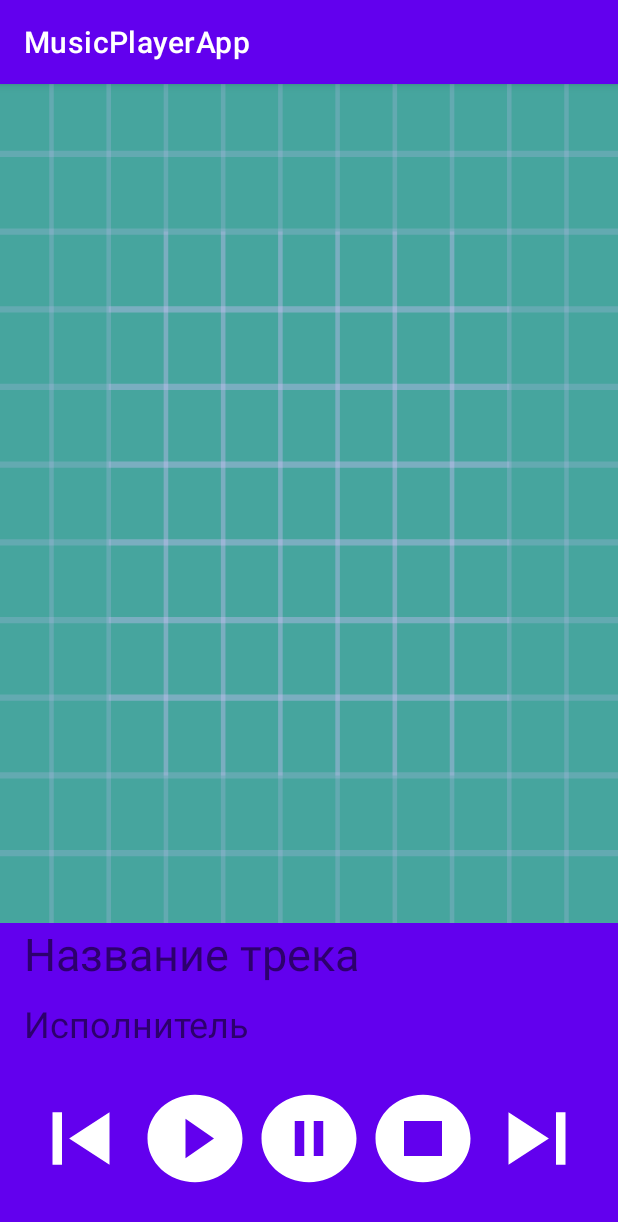
After one commit to NickCherepashkin/rs.android_MusicPlayer, an Android app: the fragment FragmentPlayOneTrack shown on its own in the app's theme, on a phone screen of 412 x 824 dp. The commit adds this screen. Shown: the top 1222 px of the screen. Run offline under Robolectric (Android 15) with nearby library versions, the phone set to English and light mode, and no system bars.

Commit message:
add play_one_track_fragment

```diff
--- a/app/build.gradle
+++ b/app/build.gradle
@@ -29,6 +29,10 @@ android {
     kotlinOptions {
         jvmTarget = '1.8'
     }
+
+    viewBinding {
+        enabled = true
+    }
 }
 
 dependencies {
@@ -37,6 +41,7 @@ dependencies {
     implementation 'androidx.appcompat:appcompat:1.3.1'
     implementation 'com.google.android.material:material:1.4.0'
     implementation 'androidx.constraintlayout:constraintlayout:2.1.1'
+    implementation 'androidx.legacy:legacy-support-v4:1.0.0'
     testImplementation 'junit:junit:4.+'
     androidTestImplementation 'androidx.test.ext:junit:1.1.3'
     androidTestImplementation 'androidx.test.espresso:espresso-core:3.4.0'
--- a/app/src/main/java/com/drozdova/musicplayerapp/MainActivity.kt
+++ b/app/src/main/java/com/drozdova/musicplayerapp/MainActivity.kt
@@ -2,10 +2,27 @@ package com.drozdova.musicplayerapp
 
 import androidx.appcompat.app.AppCompatActivity
 import android.os.Bundle
+import android.view.View
+import androidx.fragment.app.FragmentManager
+import com.drozdova.musicplayerapp.databinding.ActivityMainBinding
+import com.drozdova.musicplayerapp.view.FragmentPlayOneTrack
 
 class MainActivity : AppCompatActivity() {
+
+    private lateinit var binding : ActivityMainBinding
+
     override fun onCreate(savedInstanceState: Bundle?) {
         super.onCreate(savedInstanceState)
-        setContentView(R.layout.activity_main)
+
+        binding = ActivityMainBinding.inflate(layoutInflater)
+        val view = binding.root
+        setContentView(view)
+        startFragment()
+    }
+
+    private fun startFragment() {
+        supportFragmentManager.beginTransaction()
+            .replace(R.id.fragment_container, FragmentPlayOneTrack())
+            .commit()
     }
 }
--- /dev/null
+++ b/app/src/main/java/com/drozdova/musicplayerapp/view/FragmentPlayOneTrack.kt
@@ -0,0 +1,24 @@
+package com.drozdova.musicplayerapp.view
+
+import android.os.Bundle
+import androidx.fragment.app.Fragment
+import android.view.LayoutInflater
+import android.view.View
+import android.view.ViewGroup
+import com.drozdova.musicplayerapp.R
+
+class FragmentPlayOneTrack : Fragment() {
+    // TODO: Rename and change types of parameters
+
+    override fun onCreate(savedInstanceState: Bundle?) {
+        super.onCreate(savedInstanceState)
+    }
+
+    override fun onCreateView(
+        inflater: LayoutInflater, container: ViewGroup?,
+        savedInstanceState: Bundle?
+    ): View? {
+
+        return inflater.inflate(R.layout.fragment_play_one_track, container, false)
+    }
+}
--- /dev/null
+++ b/app/src/main/res/drawable/ic_baseline_pause_circle_24.xml
@@ -0,0 +1,5 @@
+<vector android:height="24dp" android:tint="#FFFFFF"
+    android:viewportHeight="24" android:viewportWidth="24"
+    android:width="24dp" xmlns:android="http://schemas.android.com/apk/res/android">
+    <path android:fillColor="@android:color/white" android:pathData="M12,2C6.48,2 2,6.48 2,12s4.48,10 10,10s10,-4.48 10,-10S17.52,2 12,2zM11,16H9V8h2V16zM15,16h-2V8h2V16z"/>
+</vector>
--- /dev/null
+++ b/app/src/main/res/drawable/ic_baseline_play_circle_filled_24.xml
@@ -0,0 +1,5 @@
+<vector android:height="24dp" android:tint="#FFFFFF"
+    android:viewportHeight="24" android:viewportWidth="24"
+    android:width="24dp" xmlns:android="http://schemas.android.com/apk/res/android">
+    <path android:fillColor="@android:color/white" android:pathData="M12,2C6.48,2 2,6.48 2,12s4.48,10 10,10 10,-4.48 10,-10S17.52,2 12,2zM10,16.5v-9l6,4.5 -6,4.5z"/>
+</vector>
--- /dev/null
+++ b/app/src/main/res/drawable/ic_baseline_skip_next_24.xml
@@ -0,0 +1,5 @@
+<vector android:height="24dp" android:tint="#FFFFFF"
+    android:viewportHeight="24" android:viewportWidth="24"
+    android:width="24dp" xmlns:android="http://schemas.android.com/apk/res/android">
+    <path android:fillColor="@android:color/white" android:pathData="M6,18l8.5,-6L6,6v12zM16,6v12h2V6h-2z"/>
+</vector>
--- /dev/null
+++ b/app/src/main/res/drawable/ic_baseline_skip_previous_24.xml
@@ -0,0 +1,5 @@
+<vector android:height="24dp" android:tint="#FFFFFF"
+    android:viewportHeight="24" android:viewportWidth="24"
+    android:width="24dp" xmlns:android="http://schemas.android.com/apk/res/android">
+    <path android:fillColor="@android:color/white" android:pathData="M6,6h2v12L6,18zM9.5,12l8.5,6L18,6z"/>
+</vector>
--- /dev/null
+++ b/app/src/main/res/drawable/ic_baseline_stop_circle_24.xml
@@ -0,0 +1,6 @@
+<vector android:height="24dp" android:tint="#FFFFFF"
+    android:viewportHeight="24" android:viewportWidth="24"
+    android:width="24dp" xmlns:android="http://schemas.android.com/apk/res/android">
+    <path android:fillColor="@android:color/white"
+        android:fillType="evenOdd" android:pathData="M8,16h8V8H8V16zM12,2C6.48,2 2,6.48 2,12s4.48,10 10,10s10,-4.48 10,-10S17.52,2 12,2L12,2z"/>
+</vector>
--- a/app/src/main/res/layout/activity_main.xml
+++ b/app/src/main/res/layout/activity_main.xml
@@ -6,13 +6,14 @@
     android:layout_height="match_parent"
     tools:context=".MainActivity">
 
-    <TextView
-        android:layout_width="wrap_content"
-        android:layout_height="wrap_content"
-        android:text="Hello World!"
+    <fragment
+        android:id="@+id/fragment_container"
+        android:name="com.drozdova.musicplayerapp.view.FragmentPlayOneTrack"
+        android:layout_width="0dp"
+        android:layout_height="0dp"
         app:layout_constraintBottom_toBottomOf="parent"
-        app:layout_constraintLeft_toLeftOf="parent"
-        app:layout_constraintRight_toRightOf="parent"
+        app:layout_constraintEnd_toEndOf="parent"
+        app:layout_constraintStart_toStartOf="parent"
         app:layout_constraintTop_toTopOf="parent" />
 
 </androidx.constraintlayout.widget.ConstraintLayout>
--- /dev/null
+++ b/app/src/main/res/layout/fragment_play_one_track.xml
@@ -0,0 +1,96 @@
+<?xml version="1.0" encoding="utf-8"?>
+<FrameLayout xmlns:android="http://schemas.android.com/apk/res/android"
+    xmlns:app="http://schemas.android.com/apk/res-auto"
+    xmlns:tools="http://schemas.android.com/tools"
+    android:layout_width="match_parent"
+    android:layout_height="match_parent"
+    tools:context=".view.FragmentPlayOneTrack">
+
+    <androidx.constraintlayout.widget.ConstraintLayout
+        android:layout_width="match_parent"
+        android:layout_height="match_parent"
+        android:background="@color/purple_500">
+
+        <ImageView
+            android:id="@+id/imv_track"
+            android:layout_width="match_parent"
+            android:layout_height="0dp"
+            android:alpha=".75"
+            android:background="@drawable/ic_launcher_background"
+            app:layout_constraintBottom_toTopOf="@+id/tv_track_title"
+            app:layout_constraintEnd_toEndOf="parent"
+            app:layout_constraintStart_toStartOf="parent"
+            app:layout_constraintTop_toTopOf="parent"
+            />
+
+        <TextView
+            android:id="@+id/tv_track_title"
+            android:layout_width="match_parent"
+            android:layout_height="wrap_content"
+            android:text="Название трека"
+            android:textSize="30sp"
+            app:layout_constraintBottom_toTopOf="@+id/tv_author"
+            android:layout_marginBottom="10dp"
+            android:layout_marginHorizontal="16dp"/>
+
+        <TextView
+            android:id="@+id/tv_author"
+            android:layout_width="match_parent"
+            android:layout_height="wrap_content"
+            android:text="Исполнитель"
+            android:textSize="24sp"
+            app:layout_constraintBottom_toTopOf="@+id/ll_play_panel"
+            android:layout_marginBottom="25dp"
+            android:layout_marginHorizontal="16dp"/>
+
+        <LinearLayout
+            android:id="@+id/ll_play_panel"
+            android:layout_width="match_parent"
+            android:layout_height="70dp"
+            android:layout_marginHorizontal="16dp"
+            android:orientation="horizontal"
+            app:layout_constraintBottom_toBottomOf="parent"
+            app:layout_constraintStart_toStartOf="parent"
+            android:layout_marginBottom="30dp">
+
+            <ImageButton
+                android:id="@+id/imbtm_prev_track"
+                android:layout_width="0dp"
+                android:layout_height="match_parent"
+                android:layout_weight="1"
+                android:background="@drawable/ic_baseline_skip_previous_24" />
+
+            <ImageButton
+                android:id="@+id/imbtm_play_track"
+                android:layout_width="0dp"
+                android:layout_height="match_parent"
+                android:layout_weight="1"
+                android:background="@drawable/ic_baseline_play_circle_filled_24" />
+
+            <ImageButton
+                android:id="@+id/imbtm_pause_track"
+                android:layout_width="0dp"
+                android:layout_height="match_parent"
+                android:layout_weight="1"
+                android:background="@drawable/ic_baseline_pause_circle_24" />
+
+            <ImageButton
+                android:id="@+id/imbtm_stop_track"
+                android:layout_width="0dp"
+                android:layout_height="match_parent"
+                android:layout_weight="1"
+                android:background="@drawable/ic_baseline_stop_circle_24" />
+
+            <ImageButton
+                android:id="@+id/imbtm_next_track"
+                android:layout_width="0dp"
+                android:layout_height="match_parent"
+                android:layout_weight="1"
+                android:background="@drawable/ic_baseline_skip_next_24" />
+
+        </LinearLayout>
+
+
+    </androidx.constraintlayout.widget.ConstraintLayout>
+
+</FrameLayout>
--- a/app/src/main/res/values/strings.xml
+++ b/app/src/main/res/values/strings.xml
@@ -1,3 +1,5 @@
 <resources>
     <string name="app_name">MusicPlayerApp</string>
+    <!-- TODO: Remove or change this placeholder text -->
+    <string name="hello_blank_fragment">Hello blank fragment</string>
 </resources>
```
